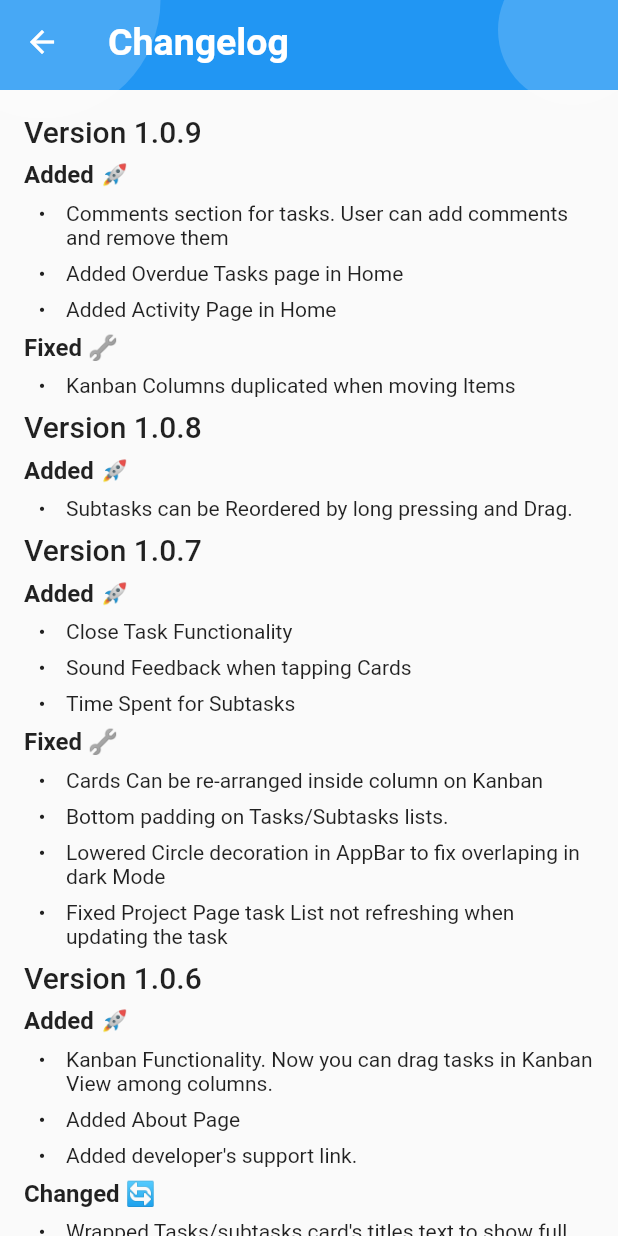
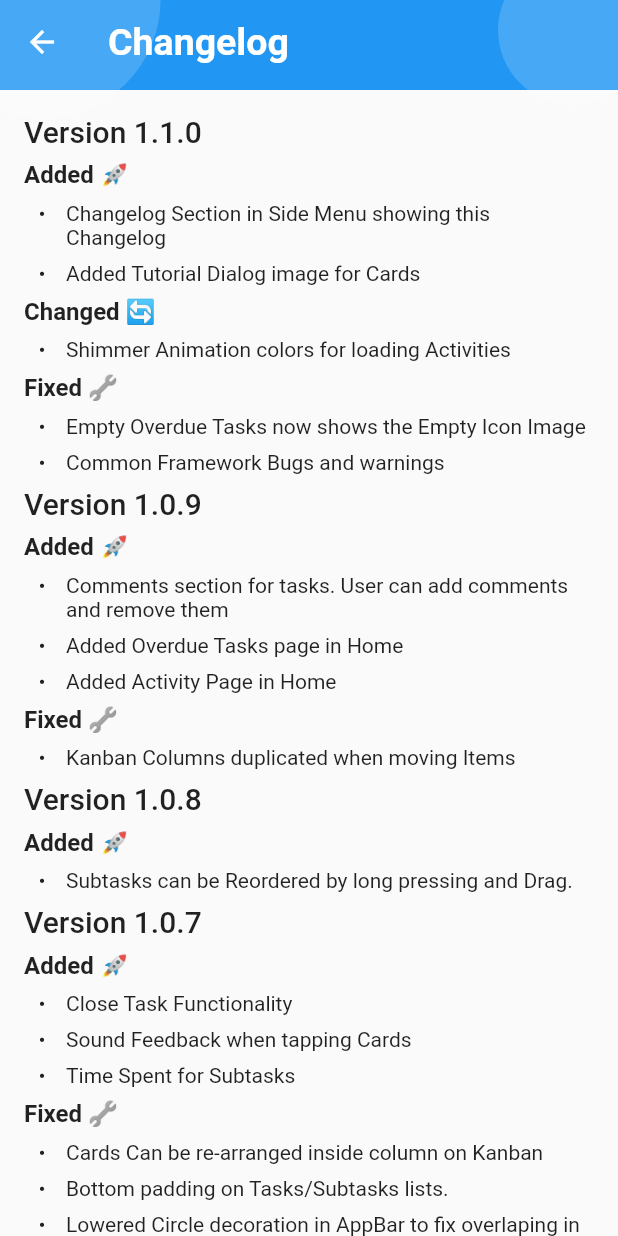
Before and after one commit to Jeoxs/khanos, a Flutter app: the ChangelogPage screen opened by its route, on a phone screen of 412 x 824 dp. Run offline on Flutter 3.47's test engine with Material 2 defaults, Android fonts, the light colour scheme and no system bars; our stand-ins replace flutter_dash, flutter_datetime_picker, flutter_markdown, flutter_slidable, gradient_app_bar, package_info_plus and 3 more; missing offline and left inert: boardview, flutter_material_color_picker; accounts and stored records are empty; statements that could not run were skipped.

Commit message:
Bumping Version and changelog

```diff
--- a/lib/src/pages/about_page.dart
+++ b/lib/src/pages/about_page.dart
@@ -38,7 +38,7 @@ _showAboutInfo(BuildContext context) {
                 ),
                 SizedBox(height: 15),
                 Text(
-                  'Version: 1.0.9',
+                  'Version: 1.1.0',
                   style: TextStyle(
                       fontSize: 17,
                       fontWeight: FontWeight.w400,
--- a/lib/src/pages/changelog.dart
+++ b/lib/src/pages/changelog.dart
@@ -14,6 +14,19 @@ class ChangelogPage extends StatelessWidget {
 
   _showChangelog() {
     final String changelog = """
+
+## Version 1.1.0
+### **Added** 🚀
+- Changelog Section in Side Menu showing this Changelog
+- Added Tutorial Dialog image for Cards
+
+### **Changed** 🔄
+- Shimmer Animation colors for loading Activities
+
+### **Fixed** 🔧
+- Empty Overdue Tasks now shows the Empty Icon Image
+- Common Framework Bugs and warnings
+
 
 ## Version 1.0.9
 ### **Added** 🚀
--- a/pubspec.yaml
+++ b/pubspec.yaml
@@ -15,7 +15,7 @@ publish_to: 'none' # Remove this line if you wish to publish to pub.dev
 # In iOS, build-name is used as CFBundleShortVersionString while build-number used as CFBundleVersion.
 # Read more about iOS versioning at
 # https://developer.apple.com/library/archive/documentation/General/Reference/InfoPlistKeyReference/Articles/CoreFoundationKeys.html
-version: 1.0.9+19
+version: 1.1.0+21
 
 environment:
   sdk: ">=2.7.0 <3.0.0"
```
Also changed, not shown: 2 other files.
